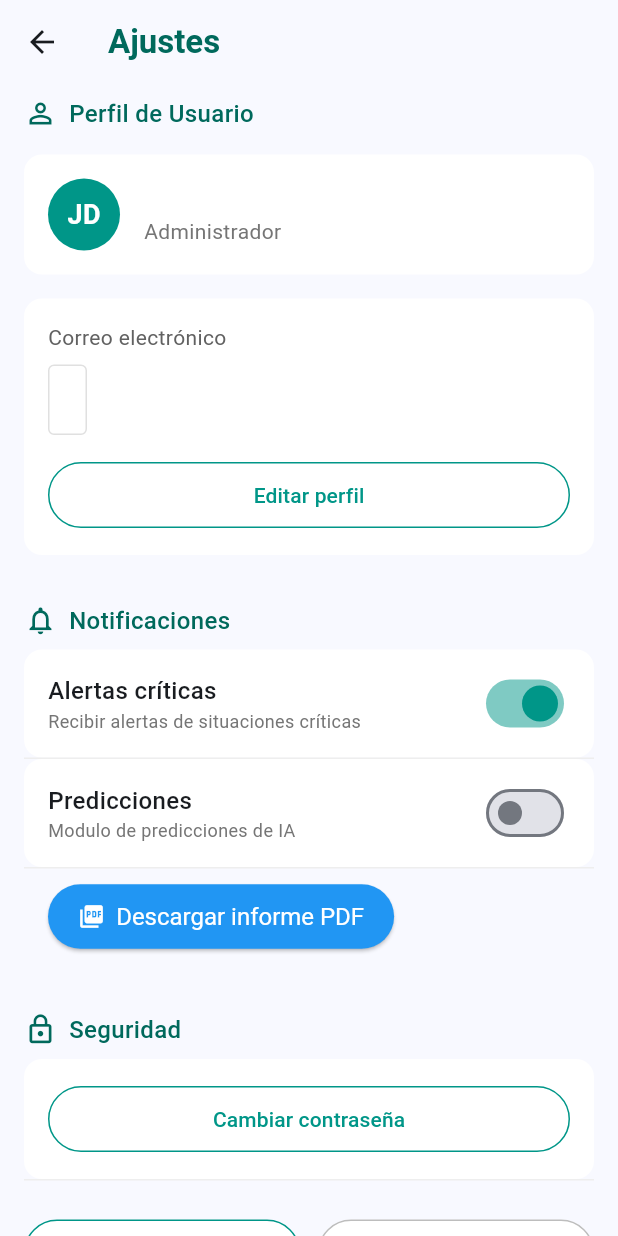
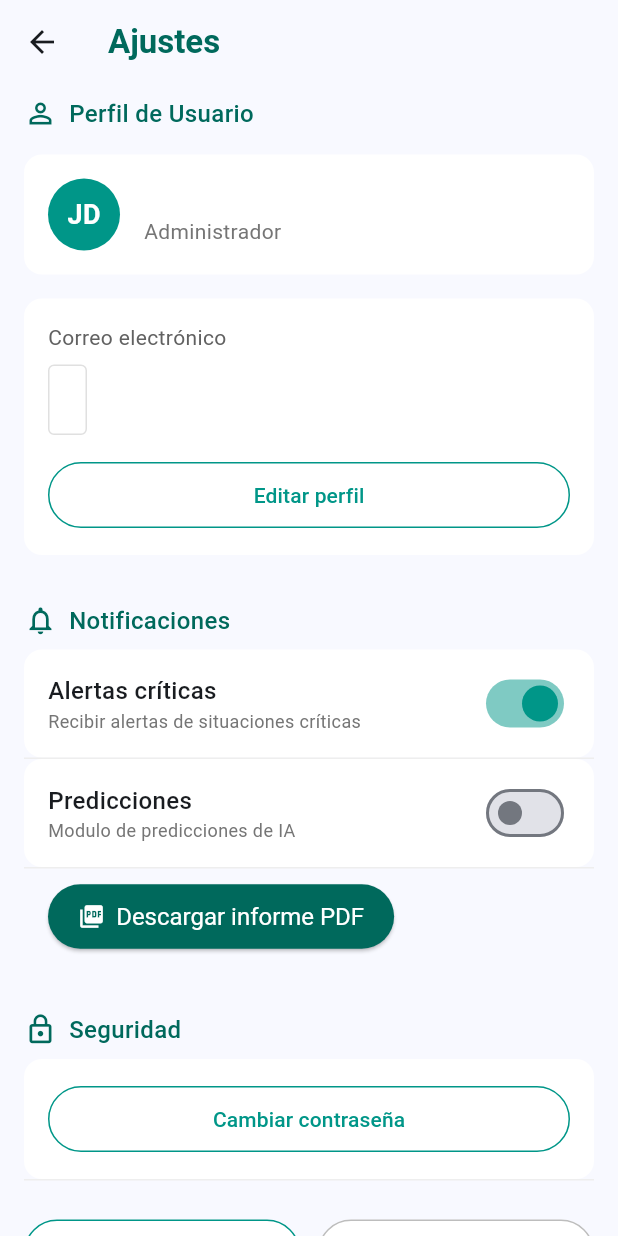
Before and after one commit to juantaborda27/Chick_Stell-Repository, a Flutter app: the AjustesView screen opened by its route, on a phone screen of 412 x 824 dp. Run offline on Flutter 3.47's test engine with Material 3 defaults, Android fonts, the phone set to English and light mode, and no system bars; our stand-ins replace animate_do, cloud_firestore, firebase_auth, firebase_core, firebase_storage, flutter_local_notifications and 8 more; accounts and stored records are empty.

Commit message:
Actualizar color de fondo del botón de descarga de informe PDF a teal

```diff
--- a/chick_stell_view/lib/views/main_views/ajustes/ajustes_view.dart
+++ b/chick_stell_view/lib/views/main_views/ajustes/ajustes_view.dart
@@ -82,7 +82,7 @@ final notificacionController = Get.put(NotificacionController());
                 icon: Icon(Icons.picture_as_pdf),
                 label: Text("Descargar informe PDF"),
                 style: ElevatedButton.styleFrom(
-                backgroundColor: Colors.blue,
+                backgroundColor: Colors.teal[800],
                 foregroundColor: Colors.white,
                 padding: const EdgeInsets.symmetric(vertical: 12, horizontal: 20),
                 textStyle: TextStyle(fontSize: 16),
```
